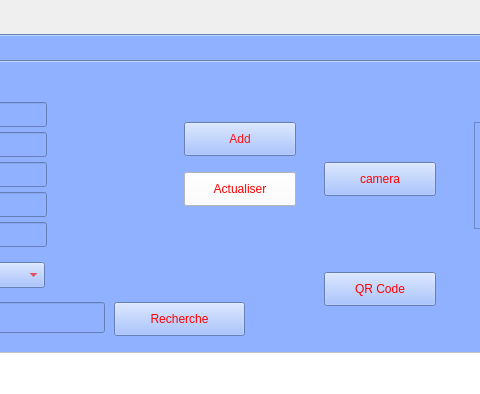
Above: mainwindow.ui from nassim44/olymic_games_2A21 before the change; both pictures show x 250 to 730 and y 0 to 394 of the 1054 by 624 pixel window. Below: the same form after it.
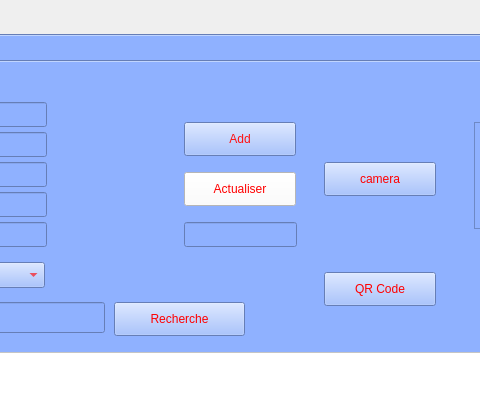
That is the form after the change. Icons and pictures are not drawn.

Patch:
```diff
--- a/mainwindow.ui
+++ b/mainwindow.ui
@@ -532,6 +532,16 @@
          <string/>
         </property>
        </widget>
+       <widget class="QLineEdit" name="lineEditValabilite">
+        <property name="geometry">
+         <rect>
+          <x>420</x>
+          <y>160</y>
+          <width>113</width>
+          <height>25</height>
+         </rect>
+        </property>
+       </widget>
       </widget>
       <widget class="QWidget" name="tab_6">
        <attribute name="title">
```
